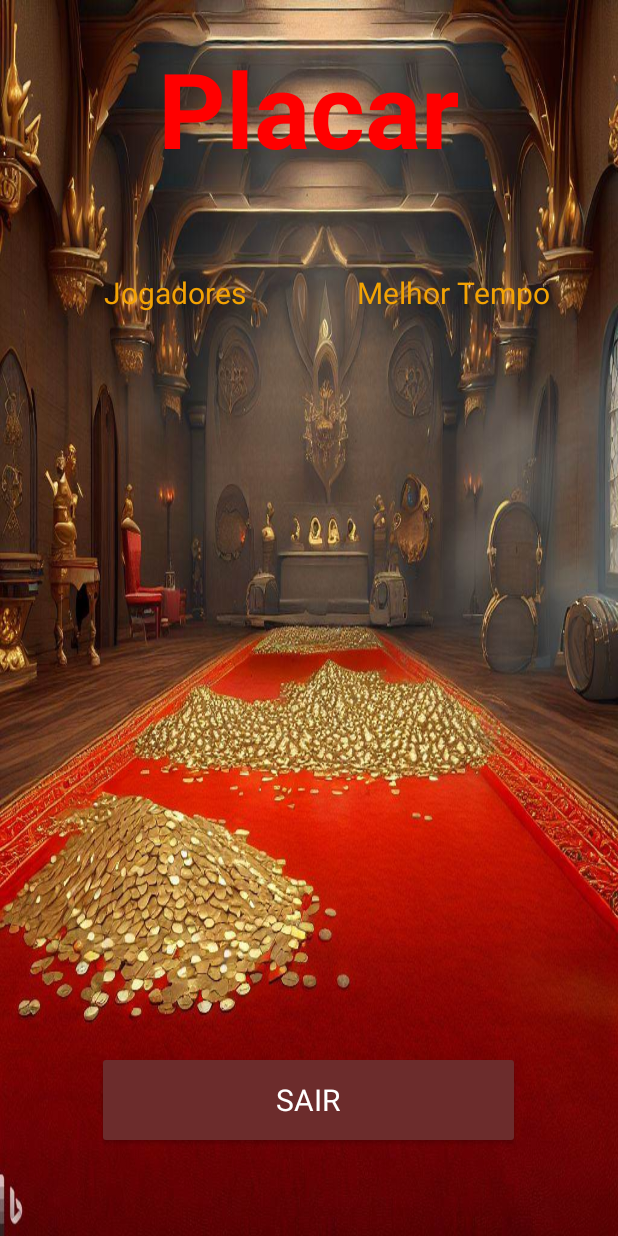
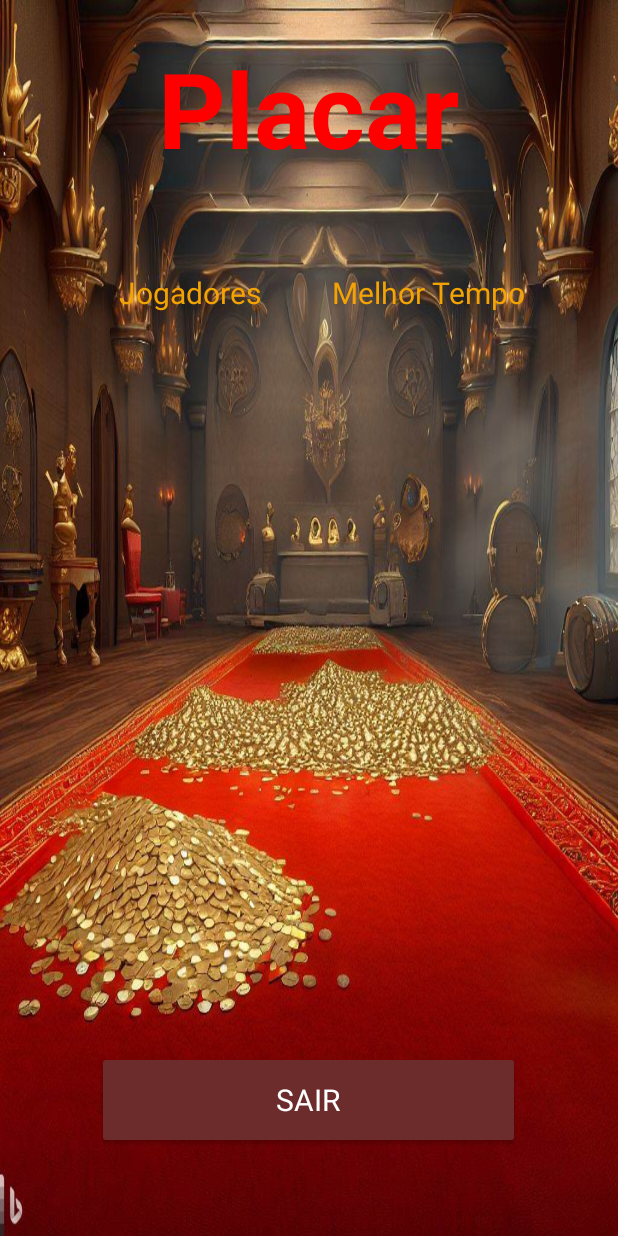
Before and after one commit to Higor335/Jogo-da-Forca-em-Java-android, an Android app: the Placar screen opened directly, with no data from a screen before it, on a phone screen of 412 x 824 dp. Run offline under Robolectric (Android 15) with nearby library versions, the phone set to English and light mode, and no system bars; Roboto replaces fonts that are not available here.

Commit message:
implementada a funcionalidade do placar

```diff
--- a/app/src/main/java/com/example/jogodaforca/DadosUsuario.java
+++ b/app/src/main/java/com/example/jogodaforca/DadosUsuario.java
@@ -60,8 +60,8 @@ public class DadosUsuario extends AppCompatActivity {
     }
 
     public void continuar(View v){
-        bd.salvarVariaveis(nome,foto);
-        bd.adicionarPontos("5");
+        bd.salvarVariaveis(user.getNick(),foto);
+        bd.adicionarPontos("02:00");
         passaValores();
     }
 
--- a/app/src/main/java/com/example/jogodaforca/MenuDificuldade.java
+++ b/app/src/main/java/com/example/jogodaforca/MenuDificuldade.java
@@ -39,6 +39,8 @@ public class MenuDificuldade extends AppCompatActivity implements View.OnClickLi
         pers.setOnClickListener(this);
 
 
+
+
         personalizado(pers,pers);
 
         tv.setOnClickListener(new View.OnClickListener() {
@@ -49,6 +51,7 @@ public class MenuDificuldade extends AppCompatActivity implements View.OnClickLi
                 startActivity(intent);
             }
         });
+
 
     }
 
--- a/app/src/main/java/com/example/jogodaforca/Placar.java
+++ b/app/src/main/java/com/example/jogodaforca/Placar.java
@@ -9,9 +9,16 @@ import android.view.View;
 import android.view.WindowManager;
 import android.widget.TextView;
 
+import java.util.ArrayList;
+import java.util.Arrays;
+import java.util.Collections;
+import java.util.Comparator;
+import java.util.List;
+
 public class Placar extends AppCompatActivity {
 
-    TextView tvnomes,tvpontos;
+    TextView tvnomes, tvpontos;
+
     @Override
     protected void onCreate(Bundle savedInstanceState) {
         super.onCreate(savedInstanceState);
@@ -19,33 +26,76 @@ public class Placar extends AppCompatActivity {
         getSupportActionBar().hide();
         getWindow().setFlags(WindowManager.LayoutParams.FLAG_FULLSCREEN, WindowManager.LayoutParams.FLAG_FULLSCREEN);
 
-        tvnomes = (TextView) findViewById(R.id.tvNomes);
-        tvpontos = (TextView) findViewById(R.id.tvPontos);
+        tvnomes = findViewById(R.id.tvNomes);
+        tvpontos = findViewById(R.id.tvPontos);
 
         tvnomes.setText("Jogadores");
         tvpontos.setText("Melhor Tempo");
 
         BancoDeDados bd = new BancoDeDados(this);
-        if(!bd.estaVazio()) {
+        if (!bd.estaVazio()) {
             String[] nicks = bd.obterNicks();
             String[] vetorPontos = bd.obterPontos();
 
-            String textoNicks = "";
-            String pontos = "";
+            List<Jogador> jogadores = new ArrayList<>();
 
-            for (String nick : nicks) {
-                textoNicks += nick + "\n";
+            for (int i = 0; i < nicks.length; i++) {
+                Jogador jogador = new Jogador(nicks[i], vetorPontos[i]);
+                jogadores.add(jogador);
             }
-            for (String ponto : vetorPontos) {
-                pontos += ponto + "\n";
+
+            Collections.sort(jogadores, new Comparator<Jogador>() {
+                @Override
+                public int compare(Jogador jogador1, Jogador jogador2) {
+                    int pontos1 = convertToSeconds(jogador1.getPontos());
+                    int pontos2 = convertToSeconds(jogador2.getPontos());
+                    return Integer.compare(pontos1, pontos2);
+                }
+            });
+
+            StringBuilder textoNicks = new StringBuilder();
+            StringBuilder pontos = new StringBuilder();
+
+            int limite = Math.min(10, jogadores.size());
+
+            for (int i = 0; i < limite; i++) {
+                Jogador jogador = jogadores.get(i);
+                textoNicks.append(jogador.getNick()).append("\n");
+                pontos.append(jogador.getPontos()).append("\n");
             }
-            tvnomes.setText(tvnomes.getText()+"\n"+textoNicks);
-            tvpontos.setText(tvpontos.getText()+"\n"+pontos);
+
+            tvnomes.setText(tvnomes.getText() + "\n" + textoNicks.toString());
+            tvpontos.setText(tvpontos.getText() + "\n" + pontos.toString());
         }
     }
 
-    public void sairPlacar(View v){
-        Intent intent = new Intent(this,Home.class);
+    public void sairPlacar(View v) {
+        Intent intent = new Intent(this, Home.class);
         startActivity(intent);
     }
+
+    public class Jogador {
+        private String nick;
+        private String pontos;
+
+        public Jogador(String nick, String pontos) {
+            this.nick = nick;
+            this.pontos = pontos;
+        }
+
+        public String getNick() {
+            return nick;
+        }
+
+        public String getPontos() {
+            return pontos;
+        }
+    }
+
+    private int convertToSeconds(String time) {
+        String[] parts = time.split(":");
+        int minutes = Integer.parseInt(parts[0]);
+        int seconds = Integer.parseInt(parts[1]);
+        return minutes * 60 + seconds;
+    }
 }
--- a/app/src/main/res/layout/activity_placar.xml
+++ b/app/src/main/res/layout/activity_placar.xml
@@ -27,29 +27,31 @@
 
     <TextView
         android:id="@+id/tvNomes"
-        android:layout_width="167dp"
+        android:layout_width="182dp"
         android:layout_height="wrap_content"
         android:layout_alignParentStart="true"
         android:layout_alignParentTop="true"
         android:layout_alignParentEnd="true"
         android:layout_alignParentBottom="true"
-        android:layout_marginStart="69dp"
+        android:layout_marginStart="30dp"
         android:layout_marginTop="181dp"
-        android:layout_marginEnd="175dp"
+        android:layout_marginEnd="190dp"
         android:layout_marginBottom="148dp"
+        android:gravity="center_horizontal"
         android:textColor="#F3A304"
         android:textSize="20sp" />
 
     <TextView
         android:id="@+id/tvPontos"
-        android:layout_width="134dp"
+        android:layout_width="187dp"
         android:layout_height="396dp"
         android:layout_alignParentStart="true"
         android:layout_alignParentTop="true"
         android:layout_alignParentEnd="true"
-        android:layout_marginStart="238dp"
+        android:layout_marginStart="221dp"
         android:layout_marginTop="181dp"
-        android:layout_marginEnd="40dp"
+        android:layout_marginEnd="3dp"
+        android:gravity="start"
         android:textColor="#F3A304"
         android:textSize="20sp" />
 
--- a/build.gradle
+++ b/build.gradle
@@ -1,5 +1,5 @@
 // Top-level build file where you can add configuration options common to all sub-projects/modules.
 plugins {
-    id 'com.android.application' version '8.0.2' apply false
-    id 'com.android.library' version '8.0.2' apply false
+    id 'com.android.application' version '7.4.2' apply false
+    id 'com.android.library' version '7.4.2' apply false
 }
```
Also changed, not shown: app/src/main/java/com/example/jogodaforca/BancoDeDados.java (+37 -22 lines), app/src/main/java/com/example/jogodaforca/TelaJogo.java (+23 -7 lines).
